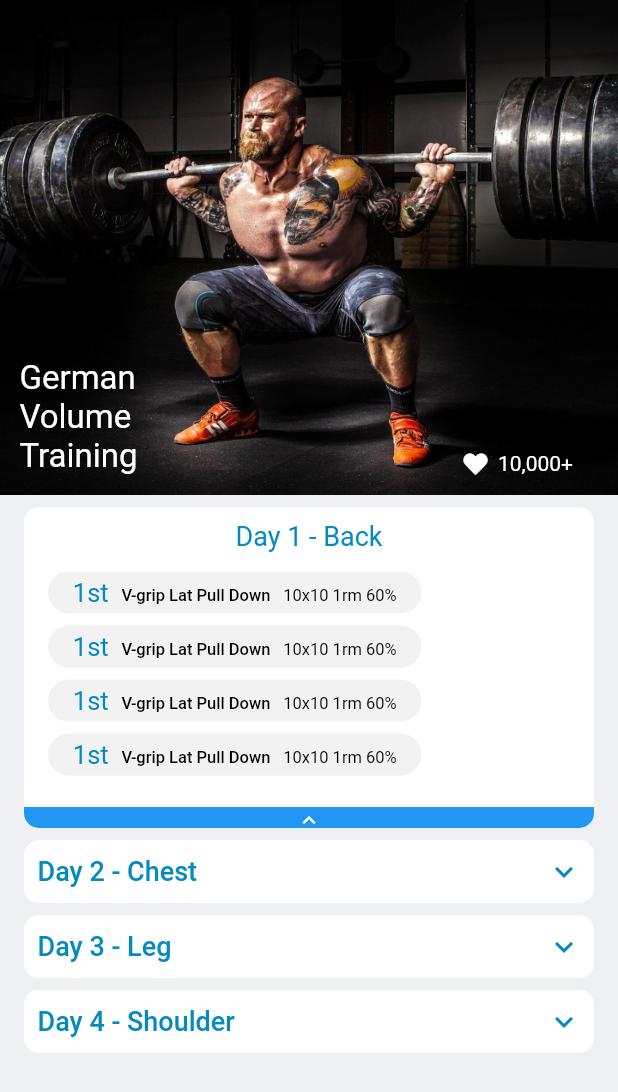
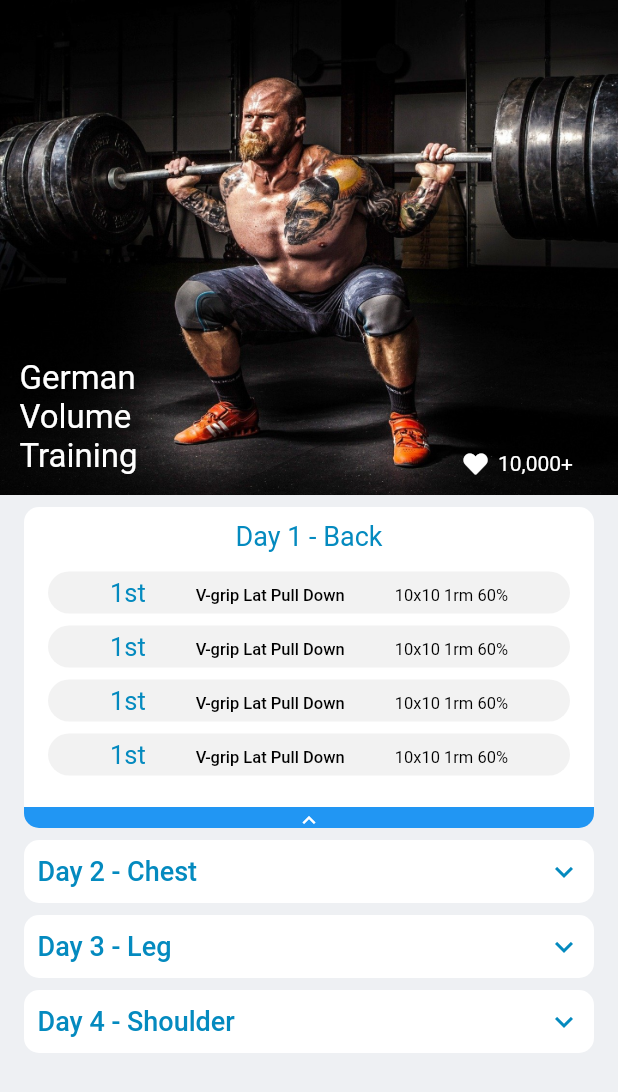
Before and after one commit to ckrb63/-i-am-exercising, a Flutter app: the ProgramInfo screen opened by its route, after a tap on an icon or button, on a phone screen of 412 x 824 dp. Shown: the top 1092 px of the screen. Run offline on Flutter 3.47's test engine with Material 2 defaults, Android fonts, the phone set to English and light mode, and no system bars; our stand-ins replace font_awesome_flutter.

```diff
--- a/lib/programInfo.dart
+++ b/lib/programInfo.dart
@@ -273,7 +273,6 @@ class EachWorkOut extends StatelessWidget {
             ),
           ),
         ),
-        SizedBox(width: 99,),
       ],
     );
   }
```
